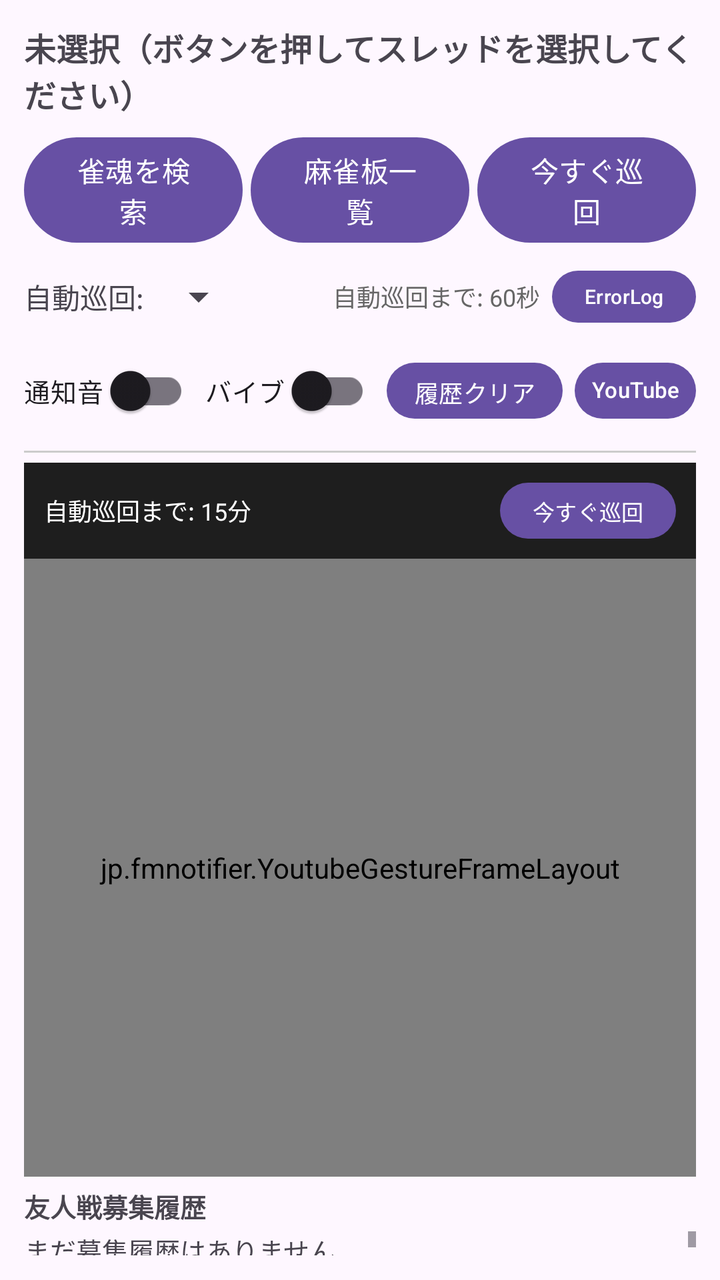
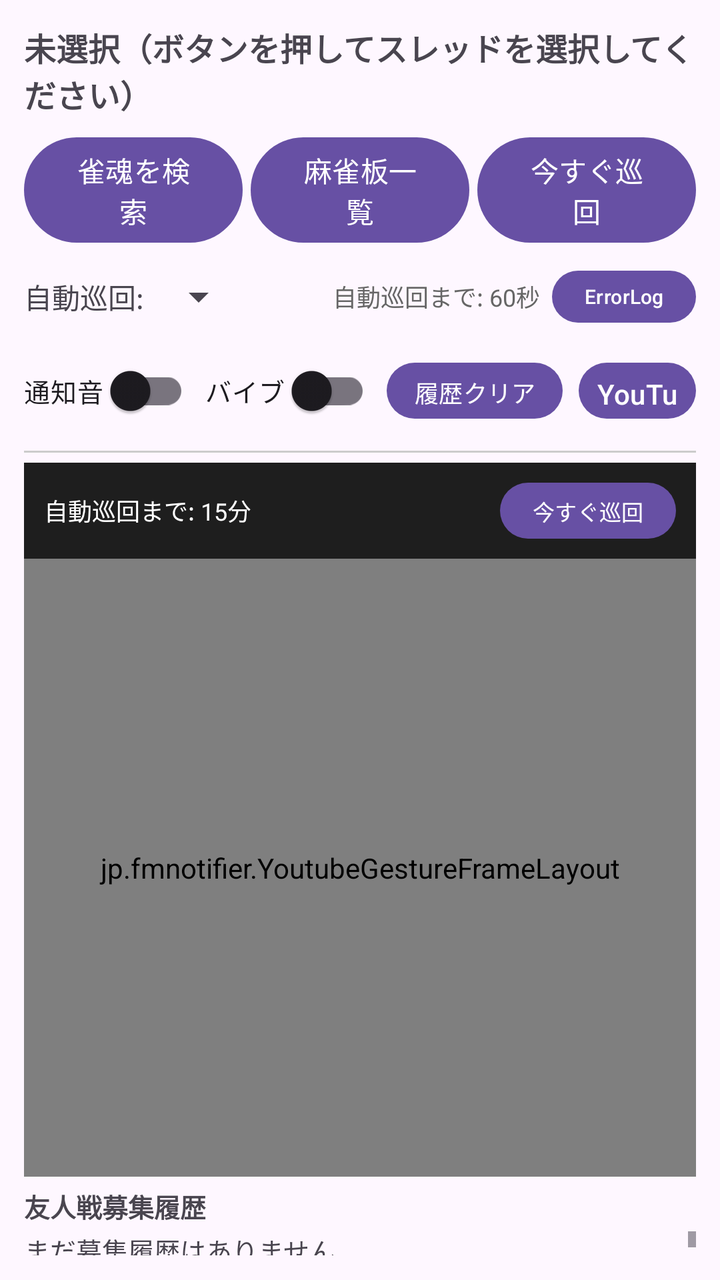

Two renders of the same Android screen: before a commit and after it. Below are the layout's source before the change and the commit's diff.
<!-- AndroidManifest.xml: application theme Theme.jp.fmnotifier -->
<!-- res/layout/activity_main.xml -->
<?xml version="1.0" encoding="utf-8"?>
<LinearLayout
    android:id="@+id/mainLayout"
    xmlns:android="http://schemas.android.com/apk/res/android"
    android:layout_width="match_parent"
    android:layout_height="match_parent"
    android:orientation="vertical"
    android:padding="12dp">

    
    <TextView
        android:id="@+id/tvThreadTitle"
        android:layout_width="match_parent"
        android:layout_height="wrap_content"
        android:text="未選択（ボタンを押してスレッドを選択してください）"
        android:textSize="16sp"
        android:textStyle="bold"
        android:paddingBottom="6dp" />

    
    <LinearLayout
        android:layout_width="match_parent"
        android:layout_height="wrap_content"
        android:orientation="horizontal"
        android:paddingBottom="6dp">

        <Button
            android:id="@+id/btnSearchJantama"
            android:layout_width="0dp"
            android:layout_height="wrap_content"
            android:layout_weight="1"
            android:text="雀魂を検索" />

        <Button
            android:id="@+id/btnAllThreads"
            android:layout_width="0dp"
            android:layout_height="wrap_content"
            android:layout_weight="1"
            android:layout_marginStart="4dp"
            android:text="麻雀板一覧" />

        <Button
            android:id="@+id/btnCheckNow"
            android:layout_width="0dp"
            android:layout_height="wrap_content"
            android:layout_weight="1"
            android:layout_marginStart="4dp"
            android:text="今すぐ巡回" />
    </LinearLayout>

    
    <LinearLayout
        android:layout_width="match_parent"
        android:layout_height="wrap_content"
        android:orientation="horizontal"
        android:gravity="center_vertical"
        android:paddingBottom="6dp">

        <TextView
            android:layout_width="wrap_content"
            android:layout_height="wrap_content"
            android:text="自動巡回: "
            android:textSize="14sp"
            android:singleLine="true" />

        <Spinner
            android:id="@+id/spinnerInterval"
            android:layout_width="wrap_content"
            android:layout_height="wrap_content" />

        <TextView
            android:id="@+id/tvCountdown"
            android:layout_width="0dp"
            android:layout_height="wrap_content"
            android:layout_weight="1"
            android:layout_marginStart="4dp"
            android:gravity="end"
            android:text="自動巡回まで: 60秒"
            android:textSize="12sp"
            android:textColor="#666666"
            android:singleLine="true" />

        <Button
            android:id="@+id/btnErrorLog"
            android:layout_width="72dp"
            android:layout_height="34dp"
            android:layout_marginStart="6dp"
            android:paddingStart="4dp"
            android:paddingEnd="4dp"
            android:text="ErrorLog"
            android:textSize="10sp"
            android:singleLine="true" />
    </LinearLayout>

    
    <LinearLayout
        android:layout_width="match_parent"
        android:layout_height="wrap_content"
        android:orientation="horizontal"
        android:gravity="center_vertical"
        android:paddingBottom="6dp">

        <androidx.appcompat.widget.SwitchCompat
            android:id="@+id/switchSound"
            android:layout_width="wrap_content"
            android:layout_height="wrap_content"
            android:text="通知音 "
            android:textSize="13sp" />

        <androidx.appcompat.widget.SwitchCompat
            android:id="@+id/switchVibrate"
            android:layout_width="wrap_content"
            android:layout_height="wrap_content"
            android:layout_marginStart="8dp"
            android:text="バイブ "
            android:textSize="13sp" />

        <Button
            android:id="@+id/btnClearHistory"
            android:layout_width="wrap_content"
            android:layout_height="36dp"
            android:layout_marginStart="8dp"
            android:paddingStart="8dp"
            android:paddingEnd="8dp"
            android:text="履歴クリア"
            android:textSize="12sp" />

        <Button
            android:id="@+id/btnYoutubeToggle"
            android:layout_width="wrap_content"
            android:layout_height="36dp"
            android:layout_marginStart="6dp"
            android:paddingStart="7dp"
            android:paddingEnd="7dp"
            android:text="YouTube ON"
            android:textSize="11sp" />
    </LinearLayout>

    <View
        android:layout_width="match_parent"
        android:layout_height="1dp"
        android:background="#CCCCCC"
        android:layout_marginBottom="5dp" />

    
    <LinearLayout
        android:id="@+id/youtubeSection"
        android:layout_width="match_parent"
        android:layout_height="0dp"
        android:layout_weight="1.8"
        android:orientation="vertical"
        android:background="#000000">

        
        <LinearLayout
            android:layout_width="match_parent"
            android:layout_height="48dp"
            android:orientation="horizontal"
            android:gravity="center_vertical"
            android:paddingHorizontal="10dp"
            android:background="#1E1E1E">

            <TextView
                android:id="@+id/tvYoutubeCountdown"
                android:layout_width="0dp"
                android:layout_weight="1"
                android:layout_height="wrap_content"
                android:text="自動巡回まで: 15分"
                android:textColor="#FFFFFF"
                android:textSize="12sp"
                android:singleLine="true" />

            <Button
                android:id="@+id/btnYoutubeCheckNow"
                android:layout_width="wrap_content"
                android:layout_height="36dp"
                android:text="今すぐ巡回"
                android:textSize="11sp"
                android:paddingHorizontal="10dp" />
        </LinearLayout>

        <jp.fmnotifier.YoutubeGestureFrameLayout
            android:id="@+id/youtubeContainer"
            android:layout_width="match_parent"
            android:layout_height="0dp"
            android:layout_weight="1"
            android:background="#000000">

            <WebView
                android:id="@+id/webViewYoutube"
                android:layout_width="match_parent"
                android:layout_height="match_parent"
                android:background="#000000"
                />
        </jp.fmnotifier.YoutubeGestureFrameLayout>
    </LinearLayout>

    
    <LinearLayout
        android:id="@+id/historySection"
        android:layout_width="match_parent"
        android:layout_height="0dp"
        android:layout_weight="0.2"
        android:orientation="vertical"
        android:paddingTop="5dp">

        <TextView
            android:layout_width="match_parent"
            android:layout_height="wrap_content"
            android:text="友人戦募集履歴"
            android:textStyle="bold"
            android:textSize="13sp"
            android:paddingBottom="3dp" />

        <ScrollView
            android:layout_width="match_parent"
            android:layout_height="0dp"
            android:layout_weight="1">

            <TextView
                android:id="@+id/tvHistory"
                android:layout_width="match_parent"
                android:layout_height="wrap_content"
                android:text="まだ募集履歴はありません。"
                android:textSize="13sp"
                android:lineSpacingExtra="3dp"
                android:textIsSelectable="true" />
        </ScrollView>
    </LinearLayout>

</LinearLayout>
<!-- resources referenced by this layout -->
<resources>
  <style name="Theme.jp.fmnotifier" parent="Base.Theme.jp.fmnotifier" />
  <style name="Base.Theme.jp.fmnotifier" parent="Theme.Material3.DayNight.NoActionBar">
          
          
      </style>
</resources>

<!-- the commit's change to res/layout/activity_main.xml (unified diff, before → after) -->
@@ -129,11 +129,11 @@
             android:id="@+id/btnYoutubeToggle"
             android:layout_width="wrap_content"
             android:layout_height="36dp"
-            android:layout_marginStart="6dp"
-            android:paddingStart="7dp"
-            android:paddingEnd="7dp"
-            android:text="YouTube ON"
-            android:textSize="11sp" />
+            android:layout_marginStart="8dp"
+            android:paddingStart="8dp"
+            android:paddingEnd="8dp"
+            android:text="YouTube"
+            android:textSize="14dp" />
     </LinearLayout>
 
     <View
